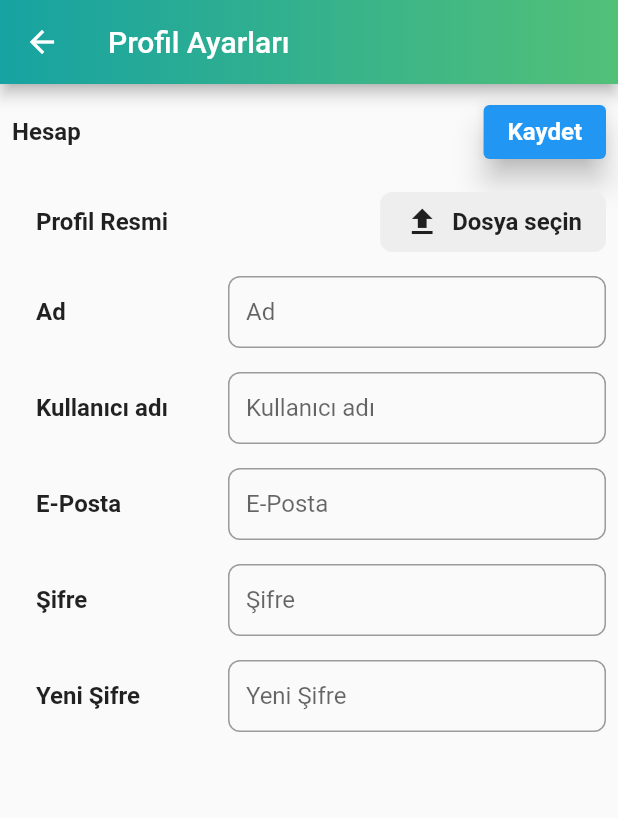
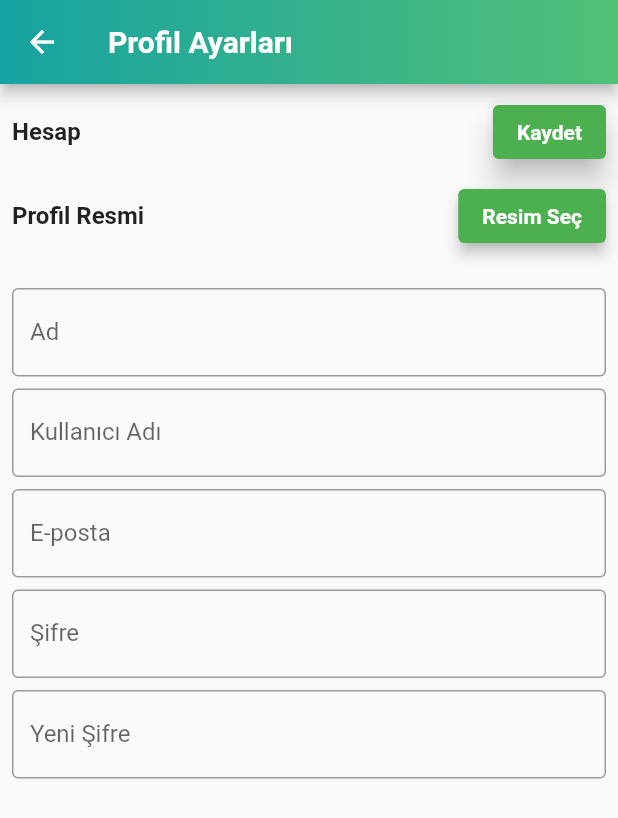
Before and after one commit to feyzasakli/ecoSave, a Flutter app: the SettingsPage screen opened directly, on a phone screen of 412 x 824 dp. Shown: the top 818 px of the screen. Run offline on Flutter 3.47's test engine with Material 2 defaults, Android fonts, the phone set to English and light mode, and no system bars; our stand-ins replace cloud_firestore, file_picker, firebase_auth, firebase_core, flutter_typeahead, google_fonts and 1 more; accounts and stored records are empty.

Commit message:
profil ayarları sayfası güncellemesi
Profil ayarları sayfasına veri kaydetme özelliği eklendi, ui tasarımında bazı değişiklikler yapıldı.

```diff
--- a/lib/screen/settings.dart
+++ b/lib/screen/settings.dart
@@ -1,5 +1,7 @@
+import 'package:cloud_firestore/cloud_firestore.dart';
+import 'package:flutter/foundation.dart';
+import 'package:flutter/material.dart';
 import 'package:file_picker/file_picker.dart';
-import 'package:flutter/material.dart';
 
 class SettingsPage extends StatefulWidget {
   final Color backgroundColor;
@@ -16,11 +18,48 @@ class SettingsPage extends StatefulWidget {
   }) : super(key: key);
 
   @override
+  // ignore: library_private_types_in_public_api
   _SettingsPageState createState() => _SettingsPageState();
 }
 
 class _SettingsPageState extends State<SettingsPage> {
   String? selectedFileName;
+  late FirebaseFirestore _firestore;
+  final adController = TextEditingController();
+  final kullaniciAdiController = TextEditingController();
+  final epostaController = TextEditingController();
+  final sifreController = TextEditingController();
+  final yeniSifreController = TextEditingController();
+
+  @override
+  void initState() {
+    super.initState();
+    _firestore = FirebaseFirestore.instance;
+  }
+
+  Future<void> saveDataToFirestore(BuildContext context) async {
+    try {
+      await _firestore.collection('users').doc('kullanici_id').set({
+        'ad': adController.text,
+        'kullanici_adi': kullaniciAdiController.text,
+        'eposta': epostaController.text,
+        'sifre': sifreController.text,
+        'yeni_sifre': yeniSifreController.text,
+      });
+
+      // ignore: use_build_context_synchronously
+      ScaffoldMessenger.of(context).showSnackBar(
+        const SnackBar(content: Text('Veri kaydedildi')),
+      );
+    } catch (e) {
+      if (kDebugMode) {
+        print('Hata: $e');
+      }
+      ScaffoldMessenger.of(context).showSnackBar(
+        const SnackBar(content: Text('Veri kaydedilemedi')),
+      );
+    }
+  }
 
   Future<void> _selectFile() async {
     final result = await FilePicker.platform.pickFiles();
@@ -49,230 +88,126 @@ class _SettingsPageState extends State<SettingsPage> {
             ),
           ),
         ),
-        title: const Row(
-          mainAxisAlignment: MainAxisAlignment.spaceBetween,
-          children: [Text("Profil Ayarları")],
+        title: const Text(
+          "Profil Ayarları",
+          style: TextStyle(
+            fontSize: 20,
+            fontWeight: FontWeight.bold,
           ),
         ),
-      body: ListView(
+      ),
+      body: Padding(
         padding: const EdgeInsets.all(8.0),
+        child: ListView(
+          children: [
+            Column(
+              crossAxisAlignment: CrossAxisAlignment.stretch,
               children: [
                 Row(
+                  mainAxisAlignment: MainAxisAlignment.spaceBetween,
                   children: [
-              const Expanded(
-                child: Text(
+                    const Text(
                       'Hesap',
                       style: TextStyle(
                         fontSize: 16,
                         fontWeight: FontWeight.bold,
                       ),
                     ),
-              ),
                     ElevatedButton(
                       onPressed: () {
-                  // Kaydetme işlevselliğini buraya ekleyin
+                        saveDataToFirestore(context);
                       },
                       style: ElevatedButton.styleFrom(
                         elevation: 8,
-                  textStyle: const TextStyle(
-                    fontSize: 16,
+                        backgroundColor: Colors.green,
+                      ),
+                      child: const Text(
+                        'Kaydet',
+                        style: TextStyle(
                           fontWeight: FontWeight.bold,
                         ),
                       ),
-                child: const Text('Kaydet'),
                     ),
                   ],
                 ),
-          const SizedBox(height: 16),
-          GestureDetector(
-            onTap: _selectFile,
-            child: Row(
+                const SizedBox(height: 8),
+                Row(
                   children: [
-                const SizedBox(width: 16),
-                const Expanded(
-                  child: Align(
-                    alignment: Alignment.centerLeft,
-                    child: Text(
+                    const Text(
                       'Profil Resmi',
                       style: TextStyle(
                         fontSize: 16,
                         fontWeight: FontWeight.bold,
                       ),
                     ),
+                    const Spacer(),
+                    ElevatedButton(
+                      onPressed: _selectFile,
+                      style: ElevatedButton.styleFrom(
+                        backgroundColor: Colors.green,
+                        elevation: 4, // Gölgelendirme
                       ),
-                ),
-                Container(
-                  decoration: BoxDecoration(
-                    color: Colors.grey[200],
-                    borderRadius: BorderRadius.circular(8),
-                  ),
-                  padding:
-                      const EdgeInsets.symmetric(horizontal: 16, vertical: 8),
-                  child: Row(
-                    children: [
-                      const Icon(Icons.upload),
-                      const SizedBox(width: 8),
-                      Text(
-                        selectedFileName ?? 'Dosya seçin',
-                        style: const TextStyle(
-                          fontSize: 16,
+                      child: const Text(
+                        'Resim Seç',
+                        style: TextStyle(
                           fontWeight: FontWeight.bold,
-                        ),
-                      ),
-                    ],
-                  ),
-                ),
-              ],
-            ),
-          ),
-          const SizedBox(height: 16),
-          Row(
-            children: [
-              const SizedBox(width: 16),
-              const SizedBox(
-                width: 120,
-                child: Text(
-                  'Ad',
-                  style: TextStyle(
-                    fontSize: 16,
-                    fontWeight: FontWeight.bold,
-                  ),
-                ),
-              ),
-              const SizedBox(width: 8),
-              Expanded(
-                child: TextFormField(
-                  decoration: InputDecoration(
-                    labelText: 'Ad',
-                    border: OutlineInputBorder(
-                      borderRadius: BorderRadius.circular(8),
-                    ),
-                    contentPadding:
-                        const EdgeInsets.symmetric(horizontal: 12, vertical: 8),
                         ),
                       ),
                     ),
                   ],
                 ),
+                const SizedBox(height: 8),
+                if (selectedFileName != null)
+                  Padding(
+                    padding: const EdgeInsets.symmetric(horizontal: 16),
+                    child: Text('Seçilen dosya: $selectedFileName'),
+                  ),
                 const SizedBox(height: 16),
-          Row(
-            children: [
-              const SizedBox(width: 16),
-              const SizedBox(
-                width: 120,
-                child: Text(
-                  'Kullanıcı adı',
-                  style: TextStyle(
-                    fontSize: 16,
-                    fontWeight: FontWeight.bold,
+                TextField(
+                  controller: adController,
+                  decoration: const InputDecoration(
+                    labelText: 'Ad',
+                    border: OutlineInputBorder(),
                   ),
                 ),
-              ),
-              const SizedBox(width: 8),
-              Expanded(
-                child: TextFormField(
-                  decoration: InputDecoration(
-                    labelText: 'Kullanıcı adı',
-                    border: OutlineInputBorder(
-                      borderRadius: BorderRadius.circular(8),
-                    ),
-                    contentPadding:
-                        const EdgeInsets.symmetric(horizontal: 12, vertical: 8),
+                const SizedBox(height: 8),
+                TextField(
+                  controller: kullaniciAdiController,
+                  decoration: const InputDecoration(
+                    labelText: 'Kullanıcı Adı',
+                    border: OutlineInputBorder(),
                   ),
                 ),
+                const SizedBox(height: 8),
+                TextField(
+                  controller: epostaController,
+                  decoration: const InputDecoration(
+                    labelText: 'E-posta',
+                    border: OutlineInputBorder(),
+                  ),
+                ),
+                const SizedBox(height: 8),
+                TextField(
+                  controller: sifreController,
+                  decoration: const InputDecoration(
+                    labelText: 'Şifre',
+                    border: OutlineInputBorder(),
+                  ),
+                  obscureText: true,
+                ),
+                const SizedBox(height: 8),
+                TextField(
+                  controller: yeniSifreController,
+                  decoration: const InputDecoration(
+                    labelText: 'Yeni Şifre',
+                    border: OutlineInputBorder(),
+                  ),
+                  obscureText: true,
                 ),
               ],
             ),
-          const SizedBox(height: 16),
-          Row(
-            children: [
-              const SizedBox(width: 16),
-              const SizedBox(
-                width: 120,
-                child: Text(
-                  'E-Posta',
-                  style: TextStyle(
-                    fontSize: 16,
-                    fontWeight: FontWeight.bold,
-                  ),
-                ),
-              ),
-              const SizedBox(width: 8),
-              Expanded(
-                child: TextFormField(
-                  decoration: InputDecoration(
-                    labelText: 'E-Posta',
-                    border: OutlineInputBorder(
-                      borderRadius: BorderRadius.circular(8),
-                    ),
-                    contentPadding:
-                        const EdgeInsets.symmetric(horizontal: 12, vertical: 8),
-                  ),
-                ),
-              ),
           ],
         ),
-          const SizedBox(height: 16),
-          Row(
-            children: [
-              const SizedBox(width: 16),
-              const SizedBox(
-                width: 120,
-                child: Text(
-                  'Şifre',
-                  style: TextStyle(
-                    fontSize: 16,
-                    fontWeight: FontWeight.bold,
-                  ),
-                ),
-              ),
-              const SizedBox(width: 8),
-              Expanded(
-                child: TextFormField(
-                  decoration: InputDecoration(
-                    labelText: 'Şifre',
-                    border: OutlineInputBorder(
-                      borderRadius: BorderRadius.circular(8),
-                    ),
-                    contentPadding:
-                        const EdgeInsets.symmetric(horizontal: 12, vertical: 8),
-                  ),
-                ),
-              ),
-            ],
-          ),
-          const SizedBox(height: 16),
-          Row(
-            children: [
-              const SizedBox(width: 16),
-              const SizedBox(
-                width: 120,
-                child: Text(
-                  'Yeni Şifre',
-                  style: TextStyle(
-                    fontSize: 16,
-                    fontWeight: FontWeight.bold,
-                  ),
-                ),
-              ),
-              const SizedBox(width: 8),
-              Expanded(
-                child: TextFormField(
-                  decoration: InputDecoration(
-                    labelText: 'Yeni Şifre',
-                    border: OutlineInputBorder(
-                      borderRadius: BorderRadius.circular(8),
-                    ),
-                    contentPadding:
-                        const EdgeInsets.symmetric(horizontal: 12, vertical: 8),
-                  ),
-                ),
-              ),
-            ],
-          ),
-          const SizedBox(height: 16),
-          const Spacer(),
-        ],
       ),
     );
   }
```
Lines whose indentation alone changed are shown as unchanged.
